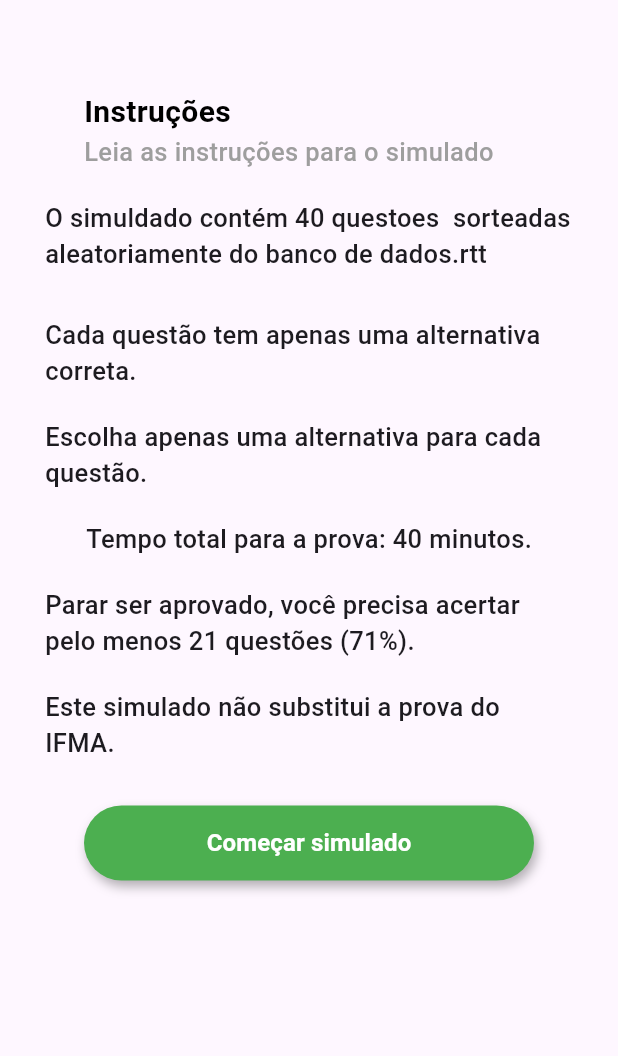
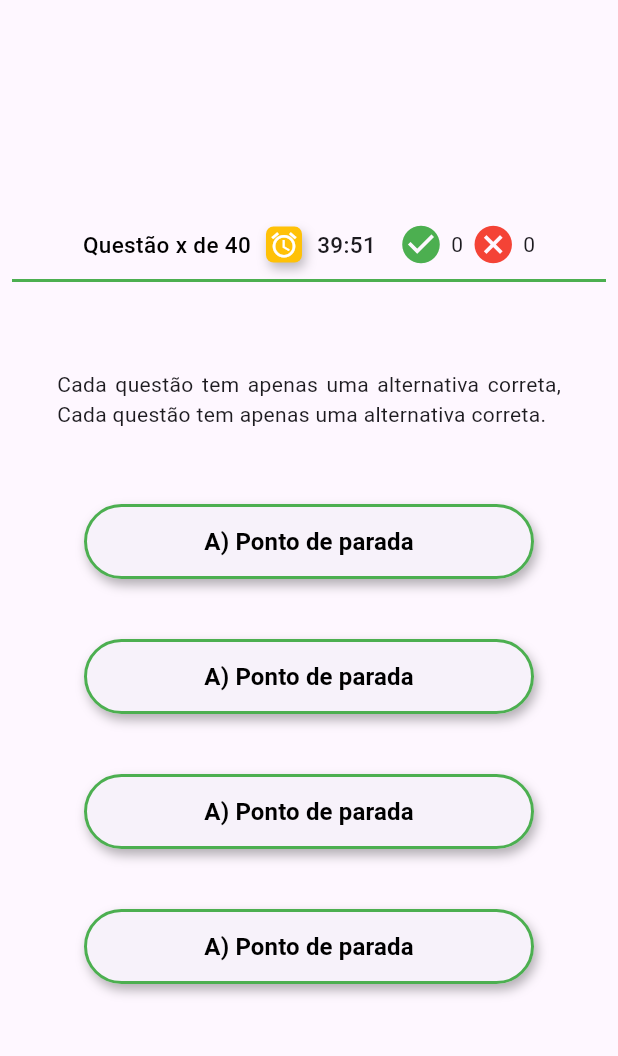
Before and after one commit to jMesquita00/Seletivo-IF, a Flutter app: the screen it shows after launch, on a phone screen of 412 x 824 dp, the part 75-1131 px from its top. Run offline on Flutter 3.47's test engine with Material 3 defaults, Android fonts, the phone set to English and light mode, and no system bars.

Commit message:
subindo a tela de simulado questoes

```diff
--- a/lib/main.dart
+++ b/lib/main.dart
@@ -1,6 +1,7 @@
 import 'package:flutter/material.dart';
-import 'package:seletivo_if/modules/auth/createAccountPage.dart';
 import 'package:seletivo_if/modules/simulated/simulated.dart';
+// import 'package:seletivo_if/modules/auth/createAccountPage.dart';
+import 'package:seletivo_if/modules/simulated/simulatedInf.dart';
 
 void main() {
   runApp(const MyApp());
@@ -15,6 +16,7 @@ class MyApp extends StatelessWidget {
       title: 'App Inicial',
       theme: ThemeData(primarySwatch: Colors.blue),
       home: const Simulated(),
+      // home: const SimulatedInf(),
       // home: const CreatAccountPage(),
       // home: const login_page(),
       debugShowCheckedModeBanner: false,
--- a/lib/modules/simulated/simulated.dart
+++ b/lib/modules/simulated/simulated.dart
@@ -6,6 +6,7 @@ class Simulated extends StatelessWidget {
 
   @override
   Widget build(BuildContext context) {
+    double widthScreen = MediaQuery.of(context).size.width;
     return Scaffold(
       appBar: AppBar(
         toolbarHeight: 50,
@@ -26,92 +27,122 @@ class Simulated extends StatelessWidget {
         centerTitle: true,
         backgroundColor: Colors.green,
       ),
-
       body: Center(
         child: Column(
-          mainAxisAlignment: MainAxisAlignment.start,
+          mainAxisAlignment: MainAxisAlignment.center,
           children: <Widget>[
             SizedBox(
-              width: 300,
+              width: widthScreen,
               child: Padding(
-                padding: const EdgeInsets.only(top: 60),
-                child: Text(
-                  "Instruções",
+                padding: const EdgeInsets.only(top: 30),
+                child: Row(
+                  mainAxisAlignment: MainAxisAlignment.center,
+                  children: [
+                    Text(
+                      "Questão x de 40",
                       style: TextStyle(
-                    fontWeight: FontWeight.bold,
-                    fontSize: 20,
                         color: Colors.black,
+                        fontSize: 15,
+                        fontWeight: FontWeight.w500,
                       ),
                     ),
+                    SizedBox(width: 10),
+                    Container(
+                      padding: const EdgeInsets.all(2), // mais espaço interno
+                      decoration: BoxDecoration(
+                        color: Colors.amber, // cor de fundo
+                        borderRadius: BorderRadius.circular(
+                          5,
+                        ), // cantos arredondados
+                        boxShadow: [
+                          BoxShadow(
+                            color: Colors.black26, // sombra leve
+                            blurRadius: 6,
+                            offset: Offset(2, 4),
+                          ),
+                        ],
+                      ),
+                      child: Icon(
+                        Icons.alarm, // ícone de relógio
+                        size: 20, // tamanho maior
+                        color: Colors.white, // cor do ícone
                       ),
                     ),
-            SizedBox(
-              width: 300,
-              child: Padding(
-                padding: EdgeInsetsGeometry.only(top: 0),
-                child: const Text(
-                  "Leia as instruções para o simulado",
+                    SizedBox(width: 10),
+                    Text(
+                      "39:51",
                       style: TextStyle(
-                    color: Colors.grey,
-                    fontSize: 17,
+                        fontSize: 15,
                         fontWeight: FontWeight.w500,
                       ),
+                    ),
+                    SizedBox(width: 15),
+                    Icon(Icons.check_circle, color: Colors.green, size: 30),
+                    SizedBox(width: 5),
+                    Text("0"),
+                    SizedBox(width: 5),
+                    Icon(Icons.cancel, color: Colors.red, size: 30),
+                    SizedBox(width: 5),
+                    Text("0"),
+                  ],
                 ),
               ),
             ),
             Padding(
-              padding: EdgeInsetsGeometry.only(top: 20, bottom: 10, left: 30),
-              child: const Text(
-                "O simuldado contém 40 questoes  sorteadas aleatoriamente do banco de dados.rtt",
-                style: TextStyle(fontSize: 17, fontWeight: FontWeight.w500),
+              padding: const EdgeInsets.all(8.0),
+              child: Container(
+                width: widthScreen,
+                height: 2,
+                decoration: BoxDecoration(color: Colors.green),
               ),
             ),
-            Padding(
-              padding: EdgeInsetsGeometry.only(top: 20, left: 30, right: 30),
-              child: const Text(
-                "Cada questão tem apenas uma alternativa correta.",
-                style: TextStyle(fontSize: 17, fontWeight: FontWeight.w500),
+            SizedBox(height: 50),
+            SizedBox(
+              width: 336,
+              child: Text(
+                "Cada questão tem apenas uma alternativa correta, Cada questão tem apenas uma alternativa correta.",
+                textAlign: TextAlign.justify,
               ),
             ),
-            Padding(
-              padding: EdgeInsetsGeometry.only(top: 20, left: 30, right: 30),
-              child: const Text(
-                "Escolha apenas uma alternativa para cada questão.",
-                style: TextStyle(fontSize: 17, fontWeight: FontWeight.w500),
+            SizedBox(height: 50),
+            MyButton(
+              conteudo: "A) Ponto de parada",
+              corFundo: Colors.green,
+              corTexto: Colors.black,
+              onPressed: () {
+                print("Proxima questão");
+              },
+              fundo: false,
             ),
+            SizedBox(height: 40),
+            MyButton(
+              conteudo: "A) Ponto de parada",
+              corFundo: Colors.green,
+              corTexto: Colors.black,
+              onPressed: () {
+                print("Proxima questão");
+              },
+              fundo: false,
             ),
-            Padding(
-              padding: EdgeInsetsGeometry.only(top: 20, left: 30, right: 30),
-              child: const Text(
-                "Tempo total para a prova: 40 minutos.",
-                style: TextStyle(fontSize: 17, fontWeight: FontWeight.w500),
+            SizedBox(height: 40),
+            MyButton(
+              conteudo: "A) Ponto de parada",
+              corFundo: Colors.green,
+              corTexto: Colors.black,
+              onPressed: () {
+                print("Proxima questão");
+              },
+              fundo: false,
             ),
-            ),
-            Padding(
-              padding: EdgeInsetsGeometry.only(top: 20, left: 30, right: 30),
-              child: const Text(
-                "Parar ser aprovado, você precisa acertar pelo menos 21 questões (71%).",
-                style: TextStyle(fontSize: 17, fontWeight: FontWeight.w500),
-              ),
-            ),
-            Padding(
-              padding: EdgeInsetsGeometry.only(top: 20, left: 30, right: 30),
-              child: const Text(
-                "Este simulado não substitui a prova do IFMA.",
-                style: TextStyle(fontSize: 17, fontWeight: FontWeight.w500),
-              ),
-            ),
-            Padding(
-              padding: const EdgeInsets.only(top: 30),
-              child: MyButton(
-                conteudo: "Começar simulado",
+            SizedBox(height: 40),
+            MyButton(
+              conteudo: "A) Ponto de parada",
               corFundo: Colors.green,
-                corTexto: Colors.white,
+              corTexto: Colors.black,
               onPressed: () {
-                  print("começando o simulado");
+                print("Proxima questão");
               },
-                fundo: true,
-              ),
+              fundo: false,
             ),
           ],
         ),
--- a/lib/shared/widgets/buton.dart
+++ b/lib/shared/widgets/buton.dart
@@ -25,7 +25,9 @@ class MyButton extends StatelessWidget {
         decoration: BoxDecoration(
           boxShadow: [
             BoxShadow(
-              color: Colors.black.withValues(alpha: 0.3), // sombra com opacidade
+              color: Colors.black.withValues(
+                alpha: 0.3,
+              ), // sombra com opacidade
               blurRadius: 6,
               offset: const Offset(2, 4),
             ),
@@ -36,6 +38,11 @@ class MyButton extends StatelessWidget {
           onPressed: onPressed,
           style: ElevatedButton.styleFrom(
             backgroundColor: fundo ? corFundo : null,
+            side: fundo ? null : BorderSide(
+              color: corFundo,
+              width: 2,
+            ),
+
             shape: RoundedRectangleBorder(
               borderRadius: BorderRadius.circular(100),
             ),
```
Also changed, not shown: lib/modules/simulated/simulatedInf.dart (added, +121 -0 lines). Lines whose indentation alone changed are shown as unchanged.
